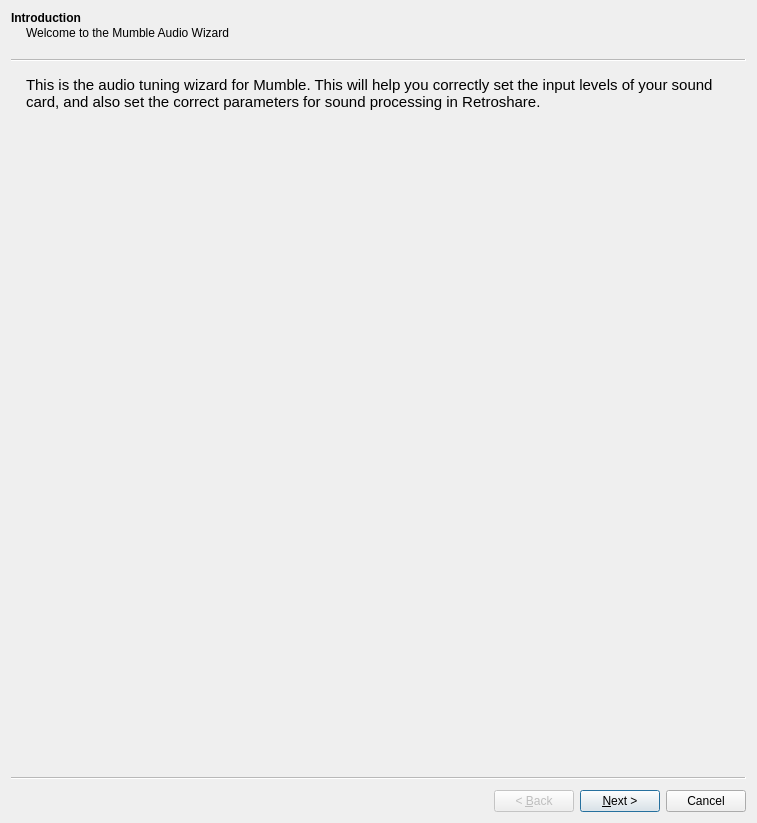
RetroShare/RetroShare, file plugins/VOIP/gui/AudioWizard.ui: the form before one commit.
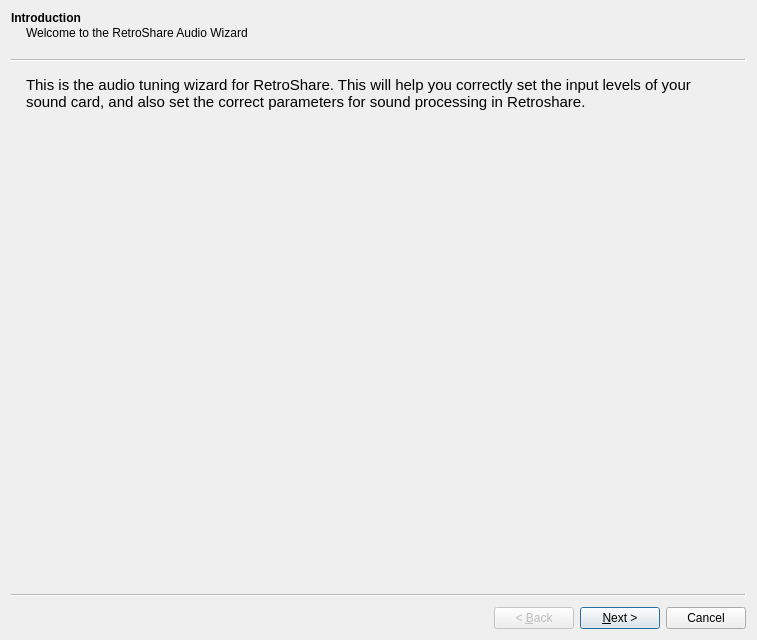
The form after the commit.

Commit message: fixed some spelling errors

```diff
--- a/plugins/VOIP/gui/AudioWizard.ui
+++ b/plugins/VOIP/gui/AudioWizard.ui
@@ -7,7 +7,7 @@
     <x>0</x>
     <y>0</y>
     <width>757</width>
-    <height>823</height>
+    <height>640</height>
    </rect>
   </property>
   <property name="windowTitle">
@@ -18,7 +18,7 @@
     <string>Introduction</string>
    </property>
    <property name="subTitle">
-    <string>Welcome to the Mumble Audio Wizard</string>
+    <string>Welcome to the RetroShare Audio Wizard</string>
    </property>
    <layout class="QVBoxLayout" name="verticalLayout">
     <item>
@@ -27,8 +27,8 @@
        <string>&lt;!DOCTYPE HTML PUBLIC &quot;-//W3C//DTD HTML 4.0//EN&quot; &quot;http://www.w3.org/TR/REC-html40/strict.dtd&quot;&gt;
 &lt;html&gt;&lt;head&gt;&lt;meta name=&quot;qrichtext&quot; content=&quot;1&quot; /&gt;&lt;style type=&quot;text/css&quot;&gt;
 p, li { white-space: pre-wrap; }
-&lt;/style&gt;&lt;/head&gt;&lt;body style=&quot; font-family:'Cantarell'; font-size:11pt; font-weight:400; font-style:normal;&quot;&gt;
-&lt;p style=&quot; margin-top:12px; margin-bottom:12px; margin-left:0px; margin-right:0px; -qt-block-indent:0; text-indent:0px;&quot;&gt;This is the audio tuning wizard for Mumble. This will help you correctly set the input levels of your sound card, and also set the correct parameters for sound processing in Retroshare. &lt;/p&gt;&lt;/body&gt;&lt;/html&gt;</string>
+&lt;/style&gt;&lt;/head&gt;&lt;body style=&quot; font-family:'MS Shell Dlg 2'; font-size:8.25pt; font-weight:400; font-style:normal;&quot;&gt;
+&lt;p style=&quot; margin-top:12px; margin-bottom:12px; margin-left:0px; margin-right:0px; -qt-block-indent:0; text-indent:0px;&quot;&gt;&lt;span style=&quot; font-family:'Cantarell'; font-size:11pt;&quot;&gt;This is the audio tuning wizard for RetroShare. This will help you correctly set the input levels of your sound card, and also set the correct parameters for sound processing in Retroshare. &lt;/span&gt;&lt;/p&gt;&lt;/body&gt;&lt;/html&gt;</string>
       </property>
       <property name="wordWrap">
        <bool>true</bool>
```
Left out of the diff: 4 changed lines with no effect on the pictures.
